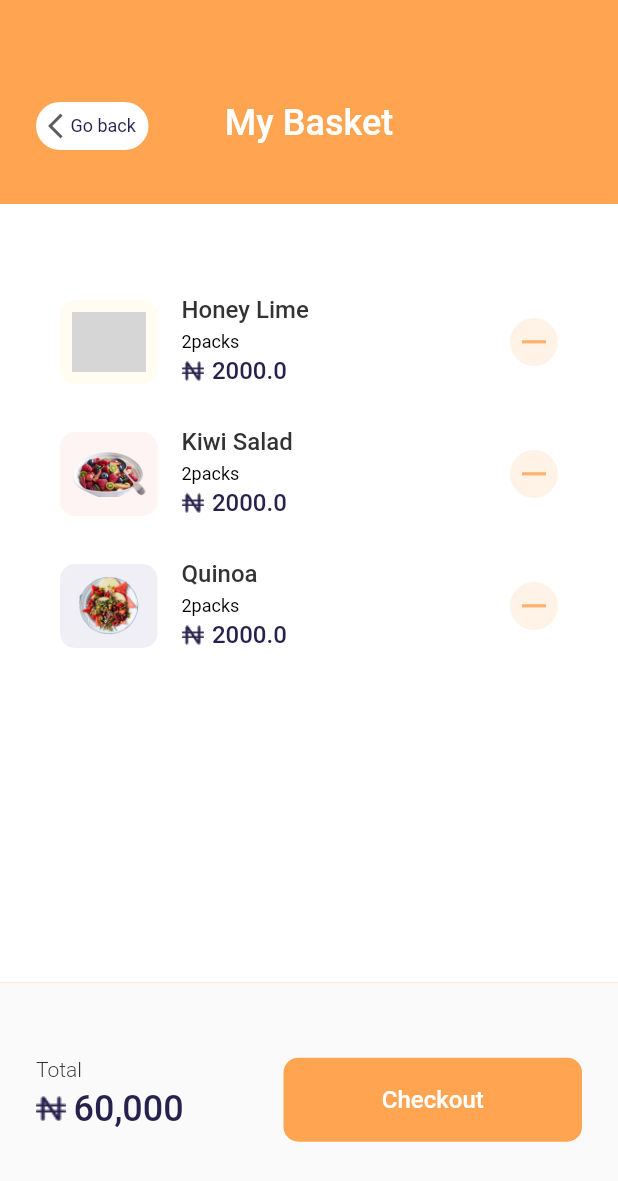
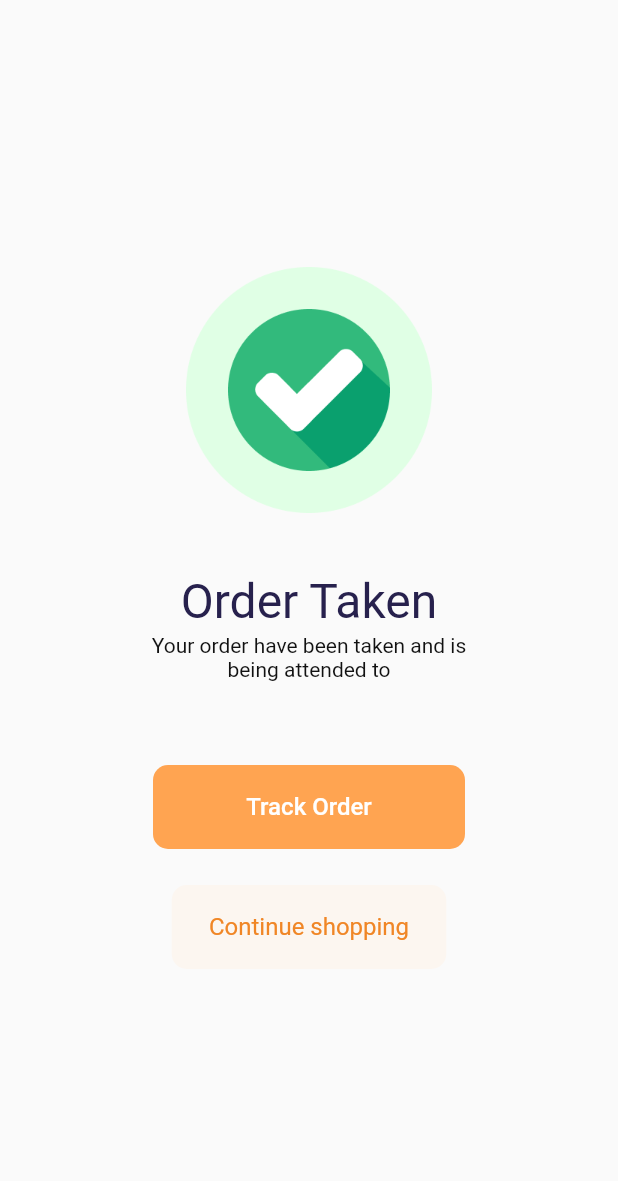
Before and after one commit to 01Explorer/Desafio-Sprint-2-Flutter-set.22, a Flutter app: the screen it shows after launch, on a phone screen of 412 x 824 dp. Shown: the top 1181 px of the screen. Run offline on Flutter 3.47's test engine with Material 2 defaults, Android fonts, the phone set to English and light mode, and no system bars; grey boxes are pictures that could not be loaded.

Commit message:
feat (OrderComplete): Developed the layout of the screen

```diff
--- a/lib/main.dart
+++ b/lib/main.dart
@@ -2,6 +2,7 @@ import 'package:desafio_sprint2/components/combo_food.dart';
 import 'package:desafio_sprint2/models/food.dart';
 import 'package:desafio_sprint2/screens/add_basket.dart';
 import 'package:desafio_sprint2/screens/home.dart';
+import 'package:desafio_sprint2/screens/order_complete.dart';
 import 'package:desafio_sprint2/screens/order_list.dart';
 import 'package:desafio_sprint2/screens/splash.dart';
 import 'package:desafio_sprint2/screens/welcome.dart';
@@ -27,7 +28,7 @@ class MyApp extends StatelessWidget {
             ),
         primarySwatch: Colors.blue,
       ),
-      home: OrderListScreen(),
+      home: OrderComplete(),
     );
   }
 }
--- /dev/null
+++ b/lib/screens/order_complete.dart
@@ -0,0 +1,82 @@
+import 'package:flutter/material.dart';
+
+class OrderComplete extends StatelessWidget {
+  const OrderComplete({super.key});
+
+  @override
+  Widget build(BuildContext context) {
+    return Scaffold(
+      body: Center(
+        child: Column(
+          mainAxisAlignment: MainAxisAlignment.center,
+          children: [
+            SizedBox(
+                width: 164,
+                height: 164,
+                child: Image.asset('assets/images/order_complete.png')),
+            const Padding(
+              padding: EdgeInsets.only(top: 40, bottom: 2),
+              child: Text(
+                'Order Taken',
+                style: TextStyle(fontSize: 32),
+              ),
+            ),
+            const Text(
+              'Your order have been taken and is\nbeing attended to',
+              textAlign: TextAlign.center,
+              style: TextStyle(
+                color: Color.fromRGBO(17, 17, 17, 1),
+              ),
+            ),
+            Padding(
+              padding: const EdgeInsets.only(top: 56, bottom: 24),
+              child: GestureDetector(
+                child: Container(
+                  width: 208,
+                  height: 56,
+                  decoration: BoxDecoration(
+                    color: Color.fromRGBO(255, 164, 81, 1),
+                    borderRadius: BorderRadius.all(
+                      Radius.circular(10),
+                    ),
+                  ),
+                  child: Center(
+                    child: Text(
+                      'Track Order',
+                      style: TextStyle(
+                        color: Colors.white,
+                        fontSize: 16,
+                        fontWeight: FontWeight.w500,
+                      ),
+                    ),
+                  ),
+                ),
+              ),
+            ),
+            GestureDetector(
+              child: Container(
+                width: 183,
+                height: 56,
+                decoration: BoxDecoration(
+                  color: Color.fromRGBO(252, 246, 240, 1),
+                  borderRadius: BorderRadius.all(
+                    Radius.circular(10),
+                  ),
+                ),
+                child: Center(
+                  child: Text(
+                    'Continue shopping',
+                    style: TextStyle(
+                      color: Color.fromRGBO(240, 134, 38, 1),
+                      fontSize: 16,
+                    ),
+                  ),
+                ),
+              ),
+            ),
+          ],
+        ),
+      ),
+    );
+  }
+}
```
Also changed, not shown: assets/images/order_complete.png (added).
